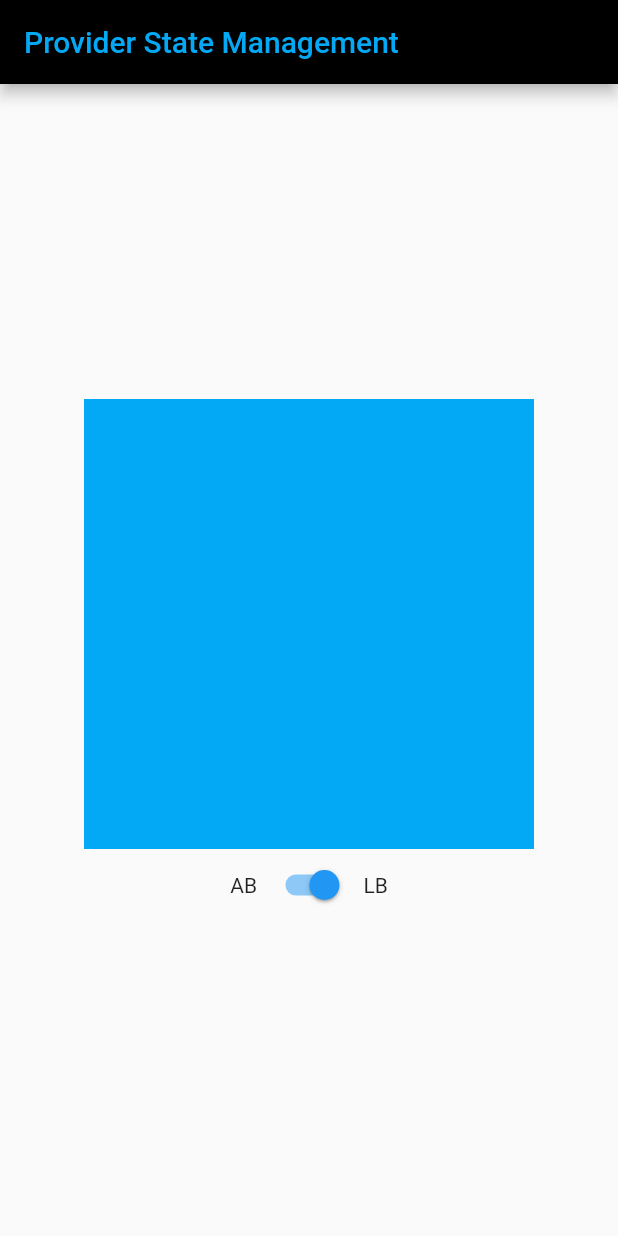
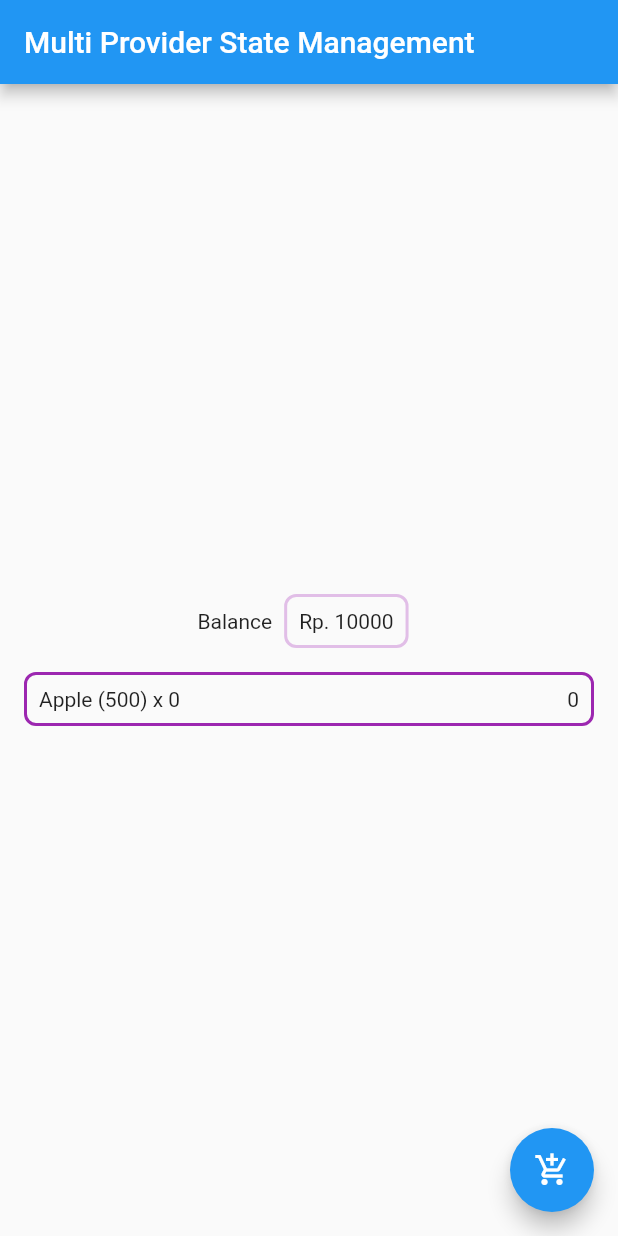
Before and after one commit to arisupriatna14/demo-flutter-state-management, a Flutter app: the screen it shows after launch, on a phone screen of 412 x 824 dp. Run offline on Flutter 3.47's test engine with Material 2 defaults, Android fonts, the phone set to English and light mode, and no system bars.

Commit message:
provider part 2: done

```diff
--- /dev/null
+++ b/lib/ProviderPart2/cart.dart
@@ -0,0 +1,11 @@
+import 'package:flutter/material.dart';
+
+class Cart with ChangeNotifier {
+  int _total = 0;
+
+  int get total => _total;
+  set total(int value) {
+    _total = value;
+    notifyListeners();
+  }
+}
--- /dev/null
+++ b/lib/ProviderPart2/cart_screen.dart
@@ -0,0 +1,93 @@
+import 'package:flutter/material.dart';
+import 'package:provider/provider.dart';
+import 'cart.dart';
+import 'money.dart';
+
+class CartScreen extends StatelessWidget {
+  const CartScreen({Key key}) : super(key: key);
+
+  @override
+  Widget build(BuildContext context) {
+    return MultiProvider(
+      providers: [
+        ChangeNotifierProvider(create: (BuildContext context) => Cart()),
+        ChangeNotifierProvider(create: (BuildContext context) => Money())
+      ],
+      child: Scaffold(
+        appBar: AppBar(
+          title: Text("Multi Provider State Management"),
+        ),
+        body: Container(
+          margin: EdgeInsets.all(16.0),
+          child: Column(
+            mainAxisAlignment: MainAxisAlignment.center,
+            children: <Widget>[
+              Row(
+                mainAxisAlignment: MainAxisAlignment.center,
+                children: <Widget>[
+                  Text("Balance"),
+                  Consumer<Money>(
+                    builder: (BuildContext context, Money value, Widget child) {
+                      return Align(
+                        alignment: Alignment.centerRight,
+                        child: Container(
+                          margin: EdgeInsets.symmetric(horizontal: 8.0),
+                          padding: EdgeInsets.all(8),
+                          decoration: BoxDecoration(
+                            border: Border.all(color: Colors.purple[100], width: 2),
+                            borderRadius: BorderRadius.circular(8)
+                          ),
+                          child: Text("Rp. ${value.balance}"),
+                        ),
+                      );
+                    }
+                  )
+                ],
+              ),
+              Consumer<Cart>(
+                builder: (BuildContext context, Cart value, Widget child) {
+                  return Container(
+                    margin: EdgeInsets.only(top: 16),
+                    decoration: BoxDecoration(
+                      border: Border.all(width: 2, color: Colors.purple),
+                      borderRadius: BorderRadius.circular(8)
+                    ),
+                    padding: EdgeInsets.all(8),
+                    child: Row(
+                      children: <Widget>[
+                        Container(
+                          child: Text("Apple (500) x ${value.total}"),
+                        ),
+                        Spacer(),
+                        Container(
+                          child: Text("${500 * value.total}"),
+                        )
+                      ],
+                    ),
+                  );
+                }
+              )
+            ],
+          ),
+        ),
+        floatingActionButton: Consumer<Cart>(
+          builder: (BuildContext context, Cart cart, Widget child) {
+            return Consumer<Money>(
+              builder: (BuildContext context, Money money, Widget child) {
+                return FloatingActionButton(
+                  child: Icon(Icons.add_shopping_cart),
+                  onPressed: () {
+                    if (money.balance >= 500) {
+                      cart.total += 1;
+                      money.balance -= 500;
+                    }
+                  },
+                );
+              }
+            );
+          }
+        )
+      ),
+    );
+  }
+}
--- /dev/null
+++ b/lib/ProviderPart2/money.dart
@@ -0,0 +1,11 @@
+import 'package:flutter/material.dart';
+
+class Money with ChangeNotifier {
+  int _balance = 10000;
+
+  int get balance => _balance;
+  set balance(int value) {
+    _balance = value;
+    notifyListeners();
+  }
+}
--- a/lib/main.dart
+++ b/lib/main.dart
@@ -1,3 +1,4 @@
+import 'package:demo_flutter_provider/ProviderPart2/cart_screen.dart';
 import 'package:flutter/material.dart';
 import 'package:demo_flutter_provider/application_color.dart';
 import 'package:provider/provider.dart';
@@ -13,7 +14,7 @@ class MyApp extends StatelessWidget {
       theme: ThemeData(
         primarySwatch: Colors.blue,
       ),
-      home: MyHomePage(),
+      home: CartScreen(),
     );
   }
 }
```
